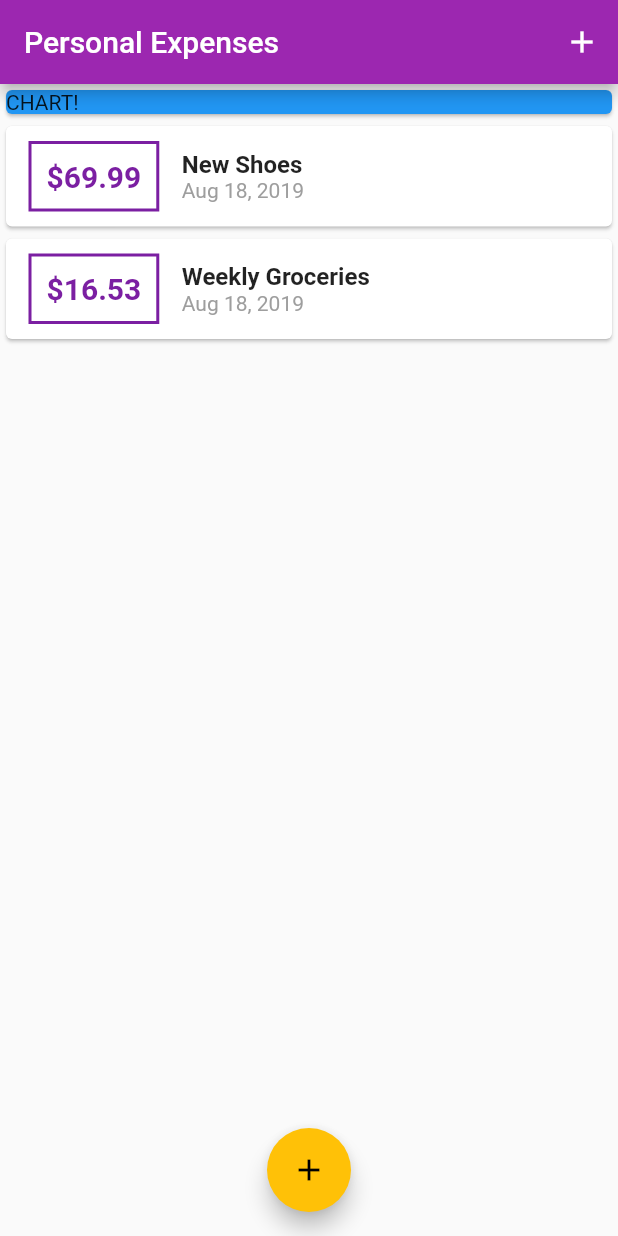
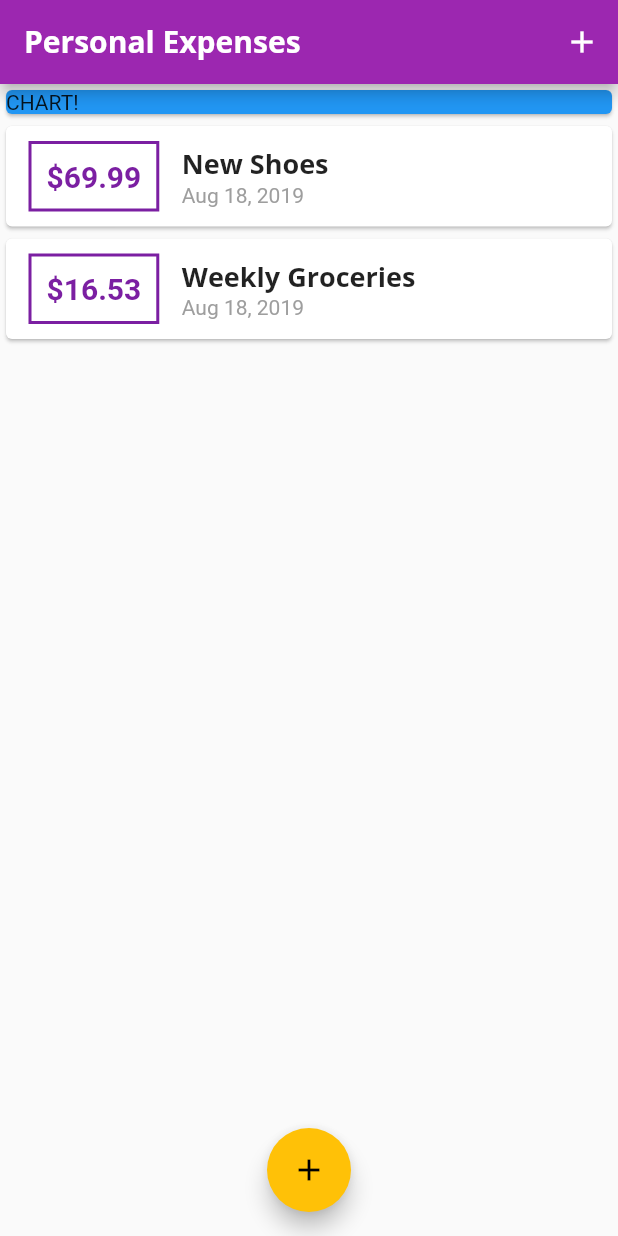
Before and after one commit to fabricioLVmagalhaes/expense_calulator, a Flutter app: the screen it shows after launch, on a phone screen of 412 x 824 dp. Run offline on Flutter 3.47's test engine with Material 2 defaults, Android fonts, the phone set to English and light mode, and no system bars.

Commit message:
Custom Fonts & Working with Text Themes

```diff
--- a/lib/main.dart
+++ b/lib/main.dart
@@ -13,7 +13,14 @@ class MyApp extends StatelessWidget {
       title: 'Personal Expenses',
       theme: ThemeData(
         primarySwatch: Colors.purple,
-        accentColor: Colors.amber
+        accentColor: Colors.amber,
+        fontFamily: 'Quicksand',
+        textTheme: ThemeData.light().textTheme.copyWith(
+          title: TextStyle(fontFamily: 'OpenSans', fontWeight: FontWeight.bold, fontSize: 18)
+        ),
+        appBarTheme: AppBarTheme(
+            textTheme: ThemeData.light().textTheme.copyWith(
+                title: TextStyle(fontFamily: 'OpenSans', fontSize: 20, fontWeight: FontWeight.bold))),
       ),
       debugShowCheckedModeBanner: false,
       home: MyHomePage(),
@@ -30,7 +37,6 @@ class MyHomePage extends StatefulWidget {
 }
 
 class _MyHomePageState extends State<MyHomePage> {
-
   final List<Transaction> _userTransactions = [
     Transaction(
         id: 't1', title: 'New Shoes', amount: 69.99, date: DateTime.now()),
@@ -53,10 +59,12 @@ class _MyHomePageState extends State<MyHomePage> {
     });
   }
 
-  void _startAddNewTransaction(BuildContext ctx){
-    showModalBottomSheet(context: ctx, builder: (_){
-      return NewTransaction(_addNewTransaction);
-    });
+  void _startAddNewTransaction(BuildContext ctx) {
+    showModalBottomSheet(
+        context: ctx,
+        builder: (_) {
+          return NewTransaction(_addNewTransaction);
+        });
   }
 
   @override
@@ -65,11 +73,16 @@ class _MyHomePageState extends State<MyHomePage> {
       appBar: AppBar(
         title: Text('Personal Expenses'),
         actions: <Widget>[
-          IconButton(icon: Icon(Icons.add, ),onPressed: ()=>_startAddNewTransaction(context),)
+          IconButton(
+            icon: Icon(
+              Icons.add,
+            ),
+            onPressed: () => _startAddNewTransaction(context),
+          )
         ],
       ),
       body: SingleChildScrollView(
-              child: Column(
+        child: Column(
           // mainAxisAlignment: MainAxisAlignment.spaceEvenly,
           children: <Widget>[
             Container(
@@ -86,7 +99,7 @@ class _MyHomePageState extends State<MyHomePage> {
       floatingActionButtonLocation: FloatingActionButtonLocation.centerFloat,
       floatingActionButton: FloatingActionButton(
         child: Icon(Icons.add),
-        onPressed: ()=>_startAddNewTransaction(context),
+        onPressed: () => _startAddNewTransaction(context),
       ),
     );
   }
--- a/lib/widgets/transaction_list.dart
+++ b/lib/widgets/transaction_list.dart
@@ -34,7 +34,7 @@ class TransactionList extends StatelessWidget {
                   children: <Widget>[
                     Text(
                       transactions[index].title,
-                      style: TextStyle(fontSize: 16, fontWeight: FontWeight.bold),
+                      style: Theme.of(context).textTheme.title,
                     ),
                     Text(
                       DateFormat.yMMMd().format(transactions[index].date),
```
Also changed, not shown: pubspec.yaml (+11 -6 lines), assets/fonts/OpenSans-Bold.ttf (added), assets/fonts/OpenSans-Regular.ttf (added), assets/fonts/Quicksand-Bold.ttf (added), assets/fonts/Quicksand-Light.ttf (added), assets/fonts/Quicksand-Medium.ttf (added), assets/fonts/Quicksand-Regular.ttf (added).
